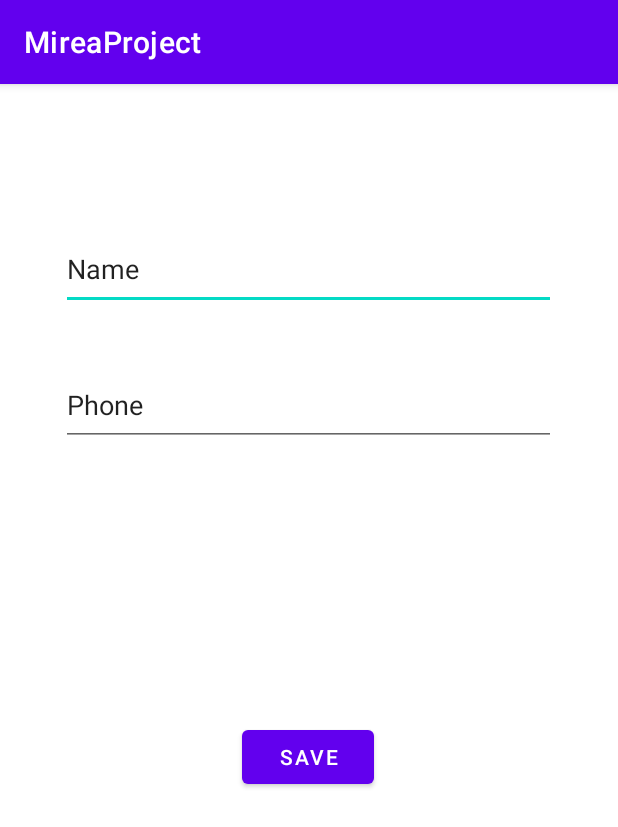
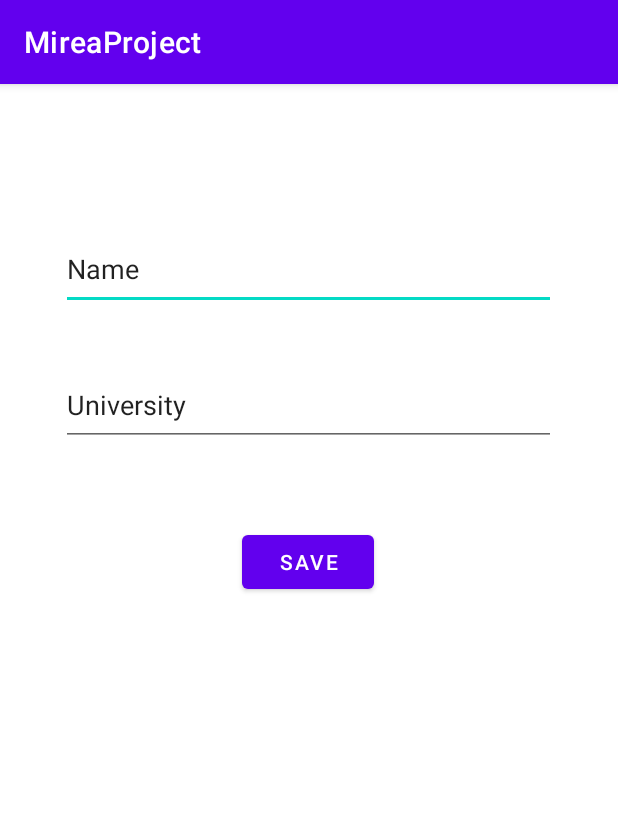
Before and after one commit to kovalyov-z3/MireaProject, an Android app: the fragment SettingsFragment shown on its own in the app's theme, on a phone screen of 412 x 824 dp. Shown: the top 827 px of the screen. Run offline under Robolectric (Android 15) with nearby library versions, the phone set to English and light mode, and no system bars.

Commit message:
minor changes

```diff
--- a/app/src/main/java/ru/mirea/kovalyov/mireaproject/SettingsFragment.java
+++ b/app/src/main/java/ru/mirea/kovalyov/mireaproject/SettingsFragment.java
@@ -18,7 +18,7 @@ import ru.mirea.kovalyov.mireaproject.R;
 public class SettingsFragment extends Fragment {
 
     private EditText editTextName;
-    private EditText editTextPhone;
+    private EditText editTextUniversity;
 
     private SharedPreferences preferences;
 
@@ -32,7 +32,7 @@ public class SettingsFragment extends Fragment {
         View view = inflater.inflate(R.layout.fragment_settings, container, false);
 
         editTextName = view.findViewById(R.id.editTextName);
-        editTextPhone = view.findViewById(R.id.editTextPhone);
+        editTextUniversity = view.findViewById(R.id.editTextUniversity);
 
         view.findViewById(R.id.buttonSavePrefs).setOnClickListener(this::onClickSave);
 
@@ -45,12 +45,12 @@ public class SettingsFragment extends Fragment {
 
         try {
             String param1 = editTextName.getText().toString();
-            int param2 = Integer.parseInt(editTextPhone.getText().toString());
+            String param2 = editTextUniversity.getText().toString();
 
             SharedPreferences.Editor editor = preferences.edit();
 
             editor.putString(PARAMETER_ONE, param1);
-            editor.putInt(PARAMETER_TWO, param2);
+            editor.putString(PARAMETER_TWO, param2);
 
             Toast.makeText(getActivity(), "Parameter save", Toast.LENGTH_SHORT).show();
         } catch (NumberFormatException exception) {
--- a/app/src/main/java/ru/mirea/kovalyov/mireaproject/services/MusicService.java
+++ b/app/src/main/java/ru/mirea/kovalyov/mireaproject/services/MusicService.java
@@ -16,7 +16,7 @@ public class MusicService extends Service {
     }
     @Override
     public void onCreate(){
-        mediaPlayer=MediaPlayer.create(this, R.raw.cat);
+        mediaPlayer=MediaPlayer.create(this, R.raw.birds);
         mediaPlayer.setLooping(true);
     }
     @Override
--- a/app/src/main/res/layout/fragment_apparat.xml
+++ b/app/src/main/res/layout/fragment_apparat.xml
@@ -63,6 +63,7 @@
         android:text="Camera"
         app:layout_constraintBottom_toBottomOf="parent"
         app:layout_constraintEnd_toEndOf="parent"
+        app:layout_constraintHorizontal_bias="0.713"
         app:layout_constraintStart_toStartOf="parent"
         app:layout_constraintTop_toTopOf="parent"
         app:layout_constraintVertical_bias="0.14" />
--- a/app/src/main/res/layout/fragment_settings.xml
+++ b/app/src/main/res/layout/fragment_settings.xml
@@ -23,12 +23,12 @@
         tools:ignore="SpeakableTextPresentCheck" />
 
     <EditText
-        android:id="@+id/editTextPhone"
+        android:id="@+id/editTextUniversity"
         android:layout_width="330dp"
         android:layout_height="54dp"
         android:ems="10"
         android:inputType="phone"
-        android:text="Phone"
+        android:text="University"
         app:layout_constraintBottom_toBottomOf="parent"
         app:layout_constraintEnd_toEndOf="parent"
         app:layout_constraintHorizontal_bias="0.493"
@@ -48,6 +48,6 @@
         app:layout_constraintHorizontal_bias="0.498"
         app:layout_constraintStart_toStartOf="parent"
         app:layout_constraintTop_toTopOf="parent"
-        app:layout_constraintVertical_bias="0.59" />
+        app:layout_constraintVertical_bias="0.409" />
 
 </androidx.constraintlayout.widget.ConstraintLayout>
```
Also changed, not shown: app/src/main/java/ru/mirea/kovalyov/mireaproject/CalculateFragment.java (+9 -4 lines), app/src/main/res/layout/fragment_calculate.xml (+20 -2 lines), app/src/main/res/layout/fragment_music.xml (+17 -12 lines), 2 other files.
